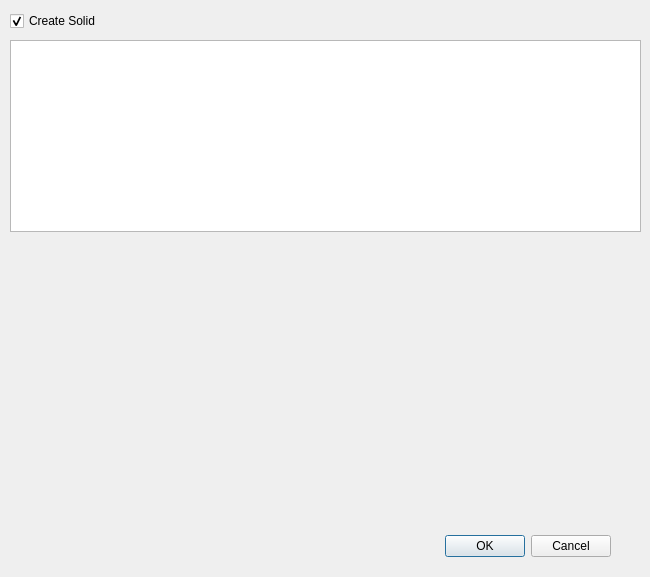
Before: the Qt Designer form ui/create-coupling.ui in rkrenzler/ose-piping-library, drawn with Qt 5.
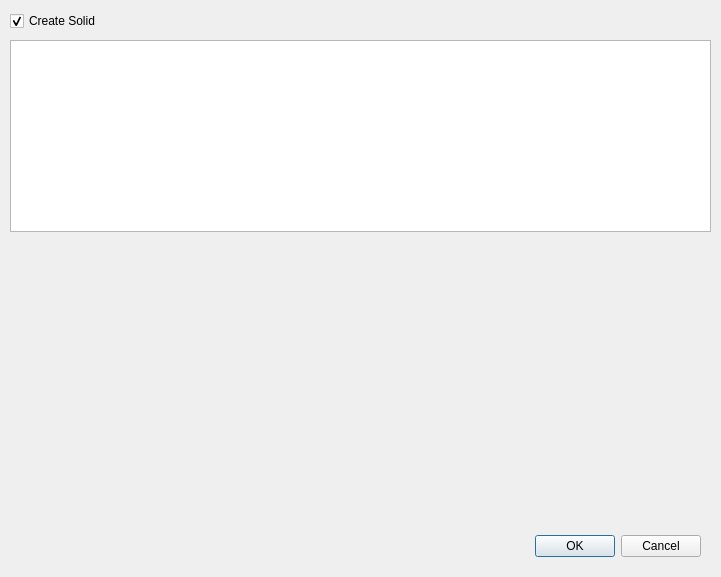
After: the same form once the commit is applied. Icons and pictures are not drawn.

Commit message: adjust size of the create coupling dialog

Patch:
```diff
--- a/ui/create-coupling.ui
+++ b/ui/create-coupling.ui
@@ -6,7 +6,7 @@
    <rect>
     <x>0</x>
     <y>0</y>
-    <width>650</width>
+    <width>721</width>
     <height>577</height>
    </rect>
   </property>
@@ -16,7 +16,7 @@
   <widget class="QDialogButtonBox" name="buttonBox">
    <property name="geometry">
     <rect>
-     <x>310</x>
+     <x>400</x>
      <y>530</y>
      <width>301</width>
      <height>32</height>
@@ -34,7 +34,7 @@
     <rect>
      <x>10</x>
      <y>40</y>
-     <width>631</width>
+     <width>701</width>
      <height>192</height>
     </rect>
    </property>
@@ -66,7 +66,7 @@
     <rect>
      <x>10</x>
      <y>240</y>
-     <width>621</width>
+     <width>701</width>
      <height>281</height>
     </rect>
    </property>
```
The commit also changes 1 other file.
